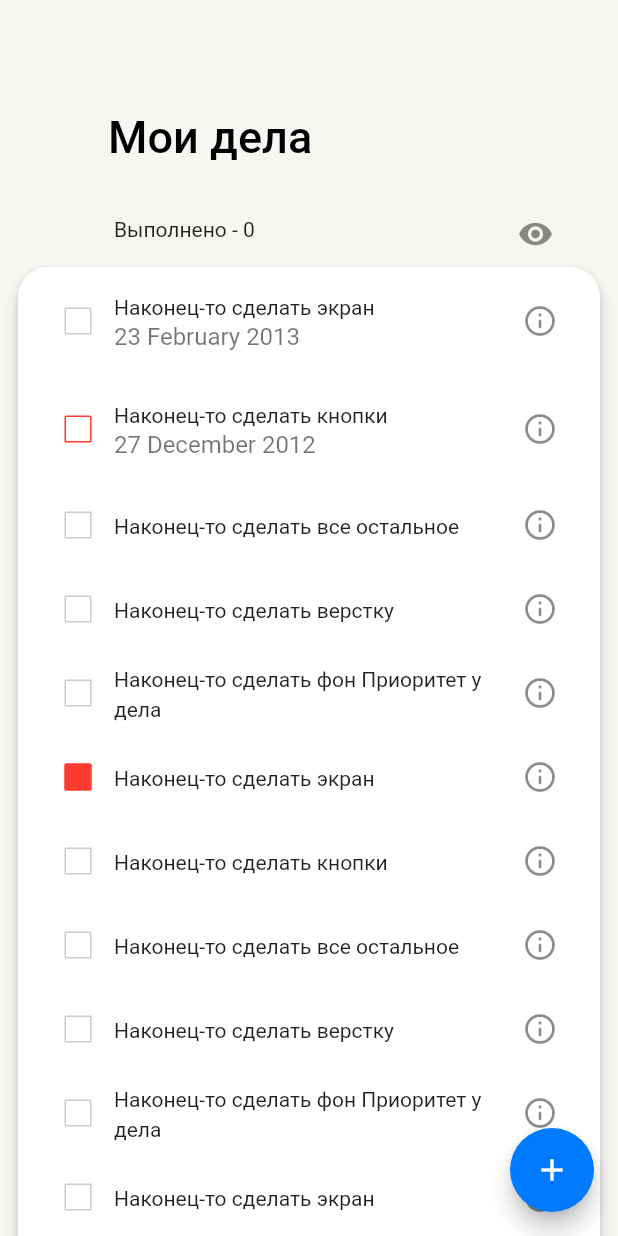
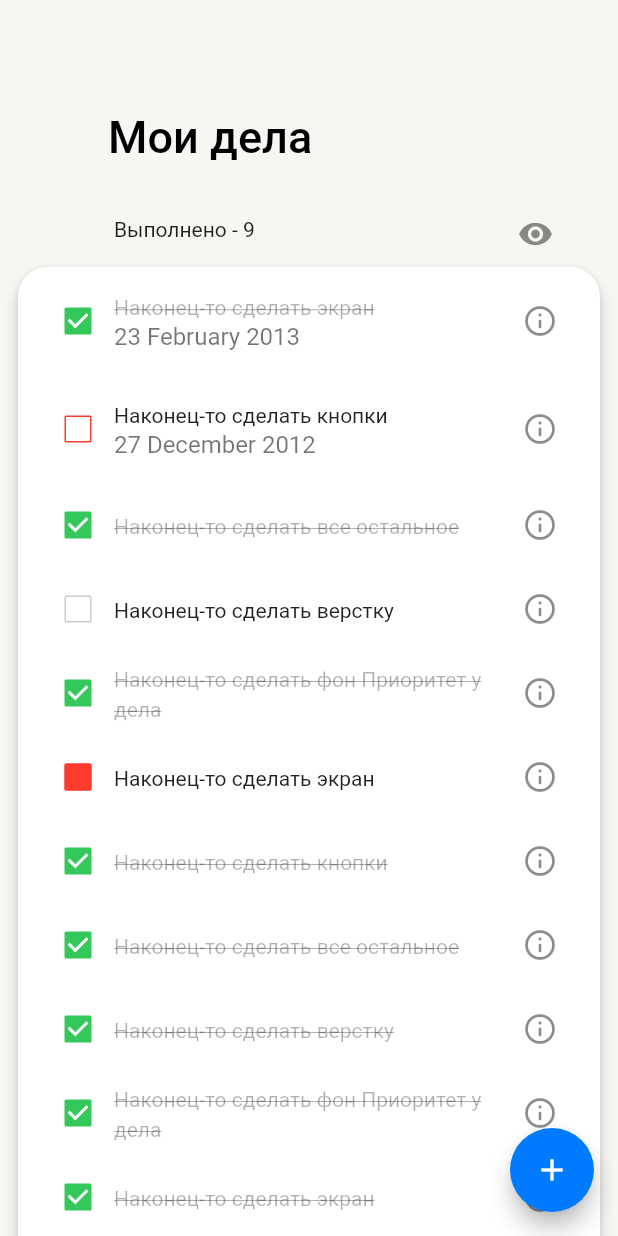
Before and after one commit to VARWA/todo, a Flutter app: the ChangeTaskScreenWidget screen opened by its route, after a tap on "Сделать до", after a tap on "Сохранить", on a phone screen of 412 x 824 dp. Run offline on Flutter 3.47's test engine with Material 2 defaults, Android fonts, the phone set to English and light mode, and no system bars; our stand-ins replace logger.

Commit message:
bugs fixed

```diff
--- a/lib/change_task_screen/change_task_screen_widget.dart
+++ b/lib/change_task_screen/change_task_screen_widget.dart
@@ -58,7 +58,6 @@ class _ChangeTaskScreenWidgetState extends State<ChangeTaskScreenWidget> {
       }
     }
 
-    Logger logging = Logger(printer: PrettyPrinter());
     final createdPreTask = createPreTask(maxId, newTaskFromList);
 
     return ListenableProvider(
@@ -66,14 +65,27 @@ class _ChangeTaskScreenWidgetState extends State<ChangeTaskScreenWidget> {
       builder: (context, child) {
         final textController = TextEditingController(
             text: context.watch<NewTaskModel>().newTask.task_name);
+
         if (createdPreTask.date_deadline != null) {
           context.read<NewTaskModel>().setDeadlineStatus(true);
           context.read<NewTaskModel>().deadlineDate =
               createdPreTask.date_deadline;
         }
-        void addTask(Task task) {
-          context.read<TasksListModel>()
+        void addTask() {
+          final newModel = context.read<NewTaskModel>();
+          DateTime? deadlineLastValue;
+          if (newModel.haveDeadline && newModel.deadlineDate != null) {
+            deadlineLastValue = newModel.deadlineDate;
           }
+
+          Task newTask = Task(
+              id: newModel.newTask.id,
+              task_name: newModel.newTask.task_name,
+              date_deadline: deadlineLastValue,
+              priority_level: newModel.formatPriorityLevel());
+          context.read<TasksListModel>().addTask(newTask, newModel.isNew);
+        }
+
         return Scaffold(
           backgroundColor: Theme.of(context).scaffoldBackgroundColor,
           appBar: AppBar(
@@ -91,13 +103,7 @@ class _ChangeTaskScreenWidgetState extends State<ChangeTaskScreenWidget> {
                 padding: const EdgeInsets.only(right: 16),
                 child: TextButton(
                   onPressed: () {
-                    Task newTask = Task(
-                      id: 4,
-                      task_name: textController.text,
-                      date_deadline: DateTime.now(),
-                      priority_level: 0,
-                    );
-                    logging.i('$newTask');
+                    addTask();
                     Navigator.of(context).pop();
                   },
                   child: const Text('Сохранить'),
@@ -123,11 +129,17 @@ class _ChangeTaskScreenWidgetState extends State<ChangeTaskScreenWidget> {
                             filled: true,
                             fillColor: LightThemeColors.white,
                             enabledBorder: OutlineInputBorder(
-                              borderSide:
-                                  BorderSide(color: Colors.grey, width: 0.0),
+                              borderRadius:
+                                  BorderRadius.all(Radius.circular(10.0)),
+                              borderSide: BorderSide(
+                                color: Colors.grey,
+                                width: 0.0,
+                                style: BorderStyle.none,
+                              ),
                             ),
                             border: OutlineInputBorder(
-                              gapPadding: 8,
+                              borderRadius:
+                                  BorderRadius.all(Radius.circular(10.0)),
                             ),
                             hintText: 'Что надо сделать...'),
                       ),
@@ -168,12 +180,12 @@ class _ChangeTaskScreenWidgetState extends State<ChangeTaskScreenWidget> {
                   ],
                 ),
               ),
-              Column(
+              const Column(
                 children: [
-                  const Divider(),
+                  Divider(),
                   ChangeDateWidget(),
-                  const Divider(),
-                  const DeleteTaskWidget(),
+                  Divider(),
+                  DeleteTaskWidget(),
                 ],
               )
             ],
@@ -196,7 +208,7 @@ class _ChangeDateWidgetState extends State<ChangeDateWidget> {
   Widget build(BuildContext context) {
     final model = context.read<NewTaskModel>();
 
-    Future<void> _selectDate(BuildContext context) async {
+    Future<void> selectDate(BuildContext context) async {
       final DateTime? pickedDate = await showDatePicker(
           context: context,
           initialDate: model.currentDate,
@@ -222,11 +234,10 @@ class _ChangeDateWidgetState extends State<ChangeDateWidget> {
       value: context.watch<NewTaskModel>().haveDeadline,
       onChanged: (bool value) {
         setState(() {
-          print(value);
           if (value == false) {
             model.setDeadlineStatus(false);
           } else {
-            _selectDate(context);
+            selectDate(context);
           }
         });
       },
@@ -241,6 +252,7 @@ class DeleteTaskWidget extends StatelessWidget {
 
   @override
   Widget build(BuildContext context) {
+    if (!context.read<NewTaskModel>().isNew) {
       return ListTile(
         onTap: () {
           context
@@ -252,6 +264,7 @@ class DeleteTaskWidget extends StatelessWidget {
           Icons.delete,
           color: LightThemeColors.red,
         ),
+        minLeadingWidth: 0,
         title: const Text(
           'Удалить',
           style: TextStyle(
@@ -259,5 +272,20 @@ class DeleteTaskWidget extends StatelessWidget {
           ),
         ),
       );
+    } else {
+      return const ListTile(
+        leading: Icon(
+          Icons.delete,
+          color: LightThemeColors.labelDisable,
+        ),
+        minLeadingWidth: 0,
+        title: Text(
+          'Удалить',
+          style: TextStyle(
+            color: LightThemeColors.labelDisable,
+          ),
+        ),
+      );
     }
   }
+}
--- a/lib/change_task_screen/new_task_model.dart
+++ b/lib/change_task_screen/new_task_model.dart
@@ -1,11 +1,9 @@
 import 'package:flutter/material.dart';
-import 'package:logger/logger.dart';
 
 import '../models/task_model.dart';
 
 class NewTaskModel extends ChangeNotifier {
   Task newTask;
-  Logger logger = Logger(printer: PrettyPrinter());
   String priorityLevelString = 'Нет';
   bool isNew;
 
--- a/lib/models/task_list_model.dart
+++ b/lib/models/task_list_model.dart
@@ -12,6 +12,7 @@ class TasksListModel with ChangeNotifier {
       task_name: 'Наконец-то сделать экран',
       priority_level: 1,
       date_deadline: DateTime.parse('2013-02-23'),
+      completed: true,
     ),
     Task(
       id: 2,
@@ -23,38 +24,71 @@ class TasksListModel with ChangeNotifier {
     Task(
       id: 3,
       task_name: 'Наконец-то сделать все остальное',
-        priority_level: 0),
+      priority_level: 0,
+      completed: true,
+    ),
     Task(id: 4, task_name: 'Наконец-то сделать верстку', priority_level: 0),
     Task(
       id: 5,
       task_name: 'Наконец-то сделать фон Приоритет у дела',
-        priority_level: 0),
+      priority_level: 0,
+      completed: true,
+    ),
     Task(id: 19, task_name: 'Наконец-то сделать экран', priority_level: 2),
     Task(
       id: 6,
       task_name: 'Наконец-то сделать кнопки',
       priority_level: 0,
-        date_deadline: DateTime.tryParse('2002.2.3')),
+      date_deadline: DateTime.tryParse(
+        '2002.2.3',
+      ),
+      completed: true,
+    ),
     Task(
       id: 7,
       task_name: 'Наконец-то сделать все остальное',
-        priority_level: 0),
-    Task(id: 8, task_name: 'Наконец-то сделать верстку', priority_level: 0),
+      priority_level: 0,
+      completed: true,
+    ),
+    Task(
+      id: 8,
+      task_name: 'Наконец-то сделать верстку',
+      priority_level: 0,
+      completed: true,
+    ),
     Task(
       id: 9,
       task_name: 'Наконец-то сделать фон Приоритет у дела',
-        priority_level: 0),
-    Task(id: 10, task_name: 'Наконец-то сделать экран', priority_level: 0),
-    Task(id: 11, task_name: 'Наконец-то сделать кнопки', priority_level: 0),
+      priority_level: 0,
+      completed: true,
+    ),
+    Task(
+      id: 10,
+      task_name: 'Наконец-то сделать экран',
+      priority_level: 0,
+      completed: true,
+    ),
+    Task(
+      id: 11,
+      task_name: 'Наконец-то сделать кнопки',
+      priority_level: 0,
+      completed: false,
+    ),
     Task(
         id: 12,
         task_name: 'Наконец-то сделать все остальное',
         priority_level: 0),
-    Task(id: 13, task_name: 'Наконец-то сделать верстку', priority_level: 0),
+    Task(
+      id: 13,
+      task_name: 'Наконец-то сделать верстку',
+      priority_level: 0,
+      completed: true,
+    ),
     Task(
         id: 14,
         task_name: 'Наконец-то сделать фон Приоритет у дела',
-        priority_level: 0),
+        priority_level: 0,
+        completed: false),
   ];
   bool _showCompleted = false;
   Logger logger = Logger(printer: PrettyPrinter());
@@ -69,7 +103,7 @@ class TasksListModel with ChangeNotifier {
     } else {
       List<Task> uncompletedTasks = [];
       for (int i = 0; i < _tasks_list.length; i++) {
-        if (_tasks_list[i].completed) {
+        if (_tasks_list[i].completed == false) {
           uncompletedTasks.add(_tasks_list[i]);
         }
       }
@@ -99,18 +133,19 @@ class TasksListModel with ChangeNotifier {
     logger.i('Task with index $index removed');
     notifyListeners();
   }
-  int searchTaskIndexById (id){
-    for (int i = 0; i < _tasks_list.length; i++){
-      if (_tasks_list[i].id == id){
+
+  int searchTaskIndexById(id) {
+    for (int i = 0; i < _tasks_list.length; i++) {
+      if (_tasks_list[i].id == id) {
         return i;
       }
     }
     return -1;
   }
 
-  void deleteTaskWithId(id){
+  void deleteTaskWithId(id) {
     id = -1;
-    for (int i = 0; i < _tasks_list.length; i++){
+    for (int i = 0; i < _tasks_list.length; i++) {
       if (_tasks_list[i].id == i) {
         removeTask(i);
         break;
@@ -147,11 +182,23 @@ class TasksListModel with ChangeNotifier {
   }
 
   int searchIndex(Task el) {
-    for (int i = 0; i <= _tasks_list.length; i++) {
+    for (int i = 0; i < _tasks_list.length; i++) {
       if (_tasks_list[i].id == el.id) {
         return i;
       }
     }
     return -1;
   }
+
+  void addTask(Task task, isNew) {
+    if (isNew) {
+      _tasks_list.insert(0, task);
+      logger.i('Task saved, task: $task');
+    } else {
+      int ind = searchIndex(task);
+      _tasks_list[ind] = task;
+      logger.i('Task remake, task: $task');
     }
+    notifyListeners();
+  }
+}
```
Also changed, not shown: lib/data/db_helper.dart (deleted, +0 -65 lines), lib/main_screen/main_screen_widget.dart (+13 -19 lines), lib/themes/theme.dart (deleted). Lines whose indentation alone changed are shown as unchanged.
